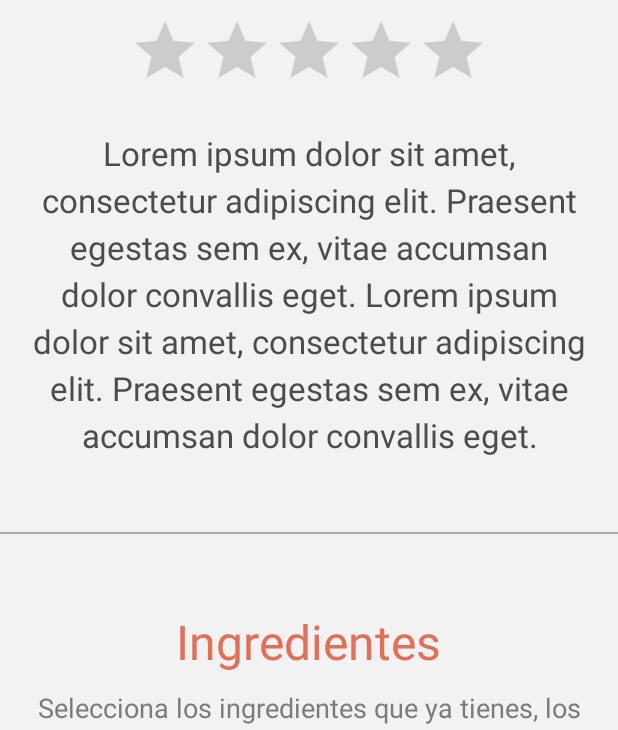
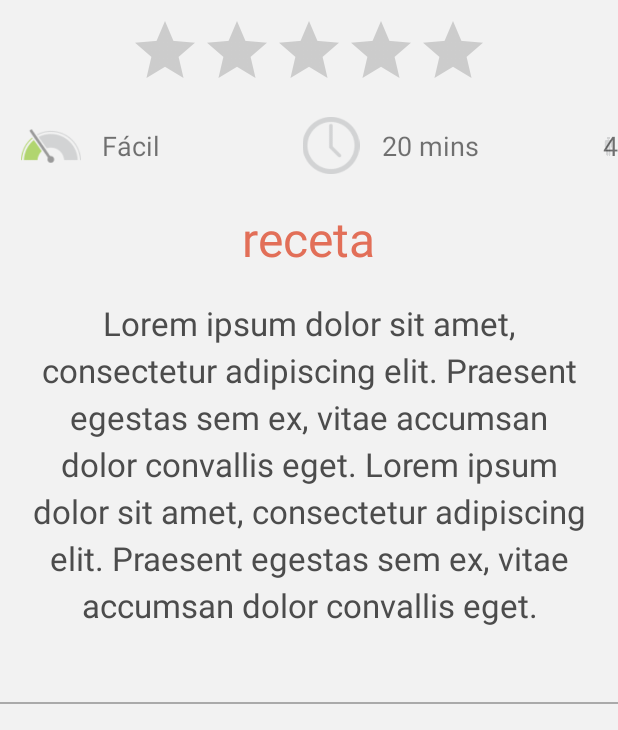
Before and after one commit to josereyes055/Delichus3, an Android app: the fragment DescripcionReceta shown on its own in the app's theme, after a tap on an icon or button, on a phone screen of 412 x 824 dp, the part 506-1236 px from its top. Run offline under Robolectric (Android 15) with nearby library versions, the phone set to English and light mode, and no system bars; our stand-ins replace Picasso, Volley; network calls fail; pictures from the network do not load; 10 statements that could not run were skipped.

Commit message:
Acomodando intro_receta
Poniendo lo que hace falta

```diff
--- a/app/src/main/res/layout/comentario.xml
+++ b/app/src/main/res/layout/comentario.xml
@@ -40,7 +40,7 @@
             android:layout_height="wrap_content"
             android:id="@+id/comentario_otro_usuario"
             android:layout_marginLeft="15dp"
-            android:layout_marginRight="100dp"
+            android:layout_marginRight="20dp"
             android:layout_marginBottom="20dp"
             android:textSize="18dp"
             android:lineSpacingExtra="5dp"
--- a/app/src/main/res/layout/receta_intro.xml
+++ b/app/src/main/res/layout/receta_intro.xml
@@ -35,6 +35,7 @@
             android:layout_height="wrap_content"
             android:textSize="20dp"
             android:text="compartida por: "/>
+
         <TextView
             android:layout_width="wrap_content"
             android:layout_height="wrap_content"
@@ -54,6 +55,66 @@
         android:id="@+id/receta_rating"/>
 
 
+
+    <LinearLayout
+        android:layout_width="fill_parent"
+        android:layout_height="50dp"
+        android:paddingTop="10dp"
+        android:layout_marginBottom="20dp"
+        android:orientation="horizontal"
+        android:gravity="center">
+
+        <ImageView
+            android:layout_width="wrap_content"
+            android:layout_height="wrap_content"
+            android:src="@drawable/dificultad_facil"/>
+
+        <TextView
+            android:layout_width="wrap_content"
+            android:layout_height="wrap_content"
+            android:text="Fácil"
+            android:layout_marginRight="20dp"
+            android:id="@+id/dificultad_receta"
+            android:textSize="18dp"/>
+
+        <ImageView
+            android:layout_width="wrap_content"
+            android:layout_height="38dp"
+            android:src="@drawable/tiempo_preparacion"
+            android:layout_marginLeft="60dp"/>
+
+        <TextView
+            android:layout_width="wrap_content"
+            android:layout_height="wrap_content"
+            android:id="@+id/tiempo_receta"
+            android:layout_marginRight="20dp"
+            android:text="20 mins"
+            android:textSize="18dp"/>
+
+        <ImageView
+            android:layout_width="wrap_content"
+            android:layout_height="40dp"
+            android:layout_marginLeft="60dp"
+            android:src="@drawable/cantidad_personas"/>
+
+        <TextView
+            android:layout_width="wrap_content"
+            android:layout_height="wrap_content"
+            android:id="@+id/cantidad_personas_receta"
+            android:text="4"
+            android:layout_marginLeft="-10dp"
+            android:textSize="18dp"/>
+
+        </LinearLayout>
+
+        <TextView
+            android:layout_width="wrap_content"
+            android:layout_height="wrap_content"
+            android:textSize="32dp"
+            android:id="@+id/receta_nombre"
+            android:textColor="@color/naranja"
+            android:text="receta"
+            />
     <TextView
         android:padding="20dp"
         android:layout_width="wrap_content"
@@ -262,7 +323,7 @@ los que no selecciones puedes agregarlos a la lista de compras"
                 android:layout_width="wrap_content"
                 android:layout_height="wrap_content"
                 android:textSize="20dp"
-                android:layout_marginTop="10dp"
+                android:layout_marginTop="9dp"
                 android:layout_marginLeft="50dp"
                 android:layout_rowSpan="1"
                 android:layout_column="1"
```
Also changed, not shown: app/src/main/res/drawable/cantidad_personas.png (added), app/src/main/res/drawable/dificultad_dificil.png (added), app/src/main/res/drawable/dificultad_facil.png (added), app/src/main/res/drawable/dificultad_media.png (added), app/src/main/res/drawable/tiempo_preparacion.png (added), 1 other file.
